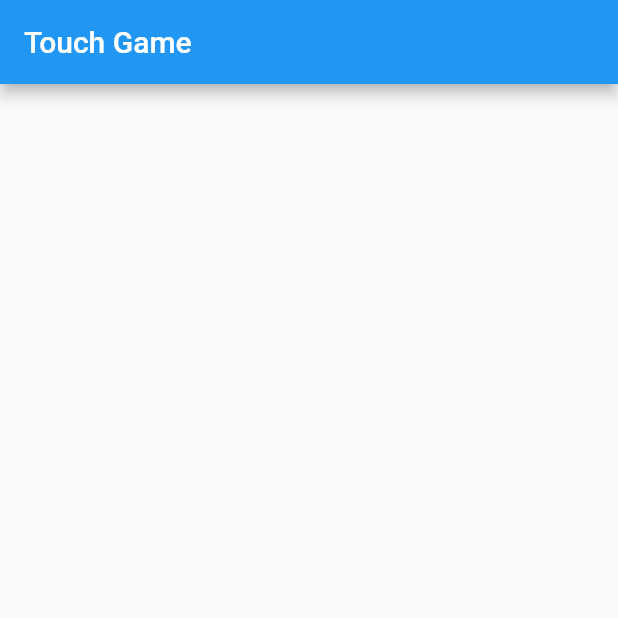
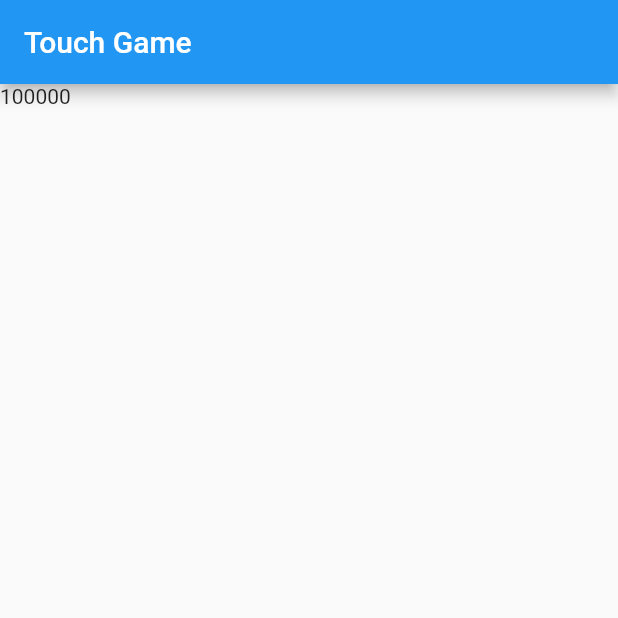
Before and after one commit to B-KJS26/Flutter_P, a Flutter app: the screen it shows after launch, on a phone screen of 412 x 824 dp, the top half of it. Run offline on Flutter 3.47's test engine with Material 2 defaults, Android fonts, the phone set to English and light mode, and no system bars; our stand-ins replace carousel_slider, flutter_native_splash, flutter_screenutil, flutter_spinkit, flutter_svg, salomon_bottom_bar; missing offline and left inert: kakao_flutter_sdk, kakao_flutter_sdk_common, kakao_flutter_sdk_user.

Commit message:
ADD : TouchGame 변수 / 클릭 이벤트

```diff
--- a/touchgame/lib/main.dart
+++ b/touchgame/lib/main.dart
@@ -20,30 +20,25 @@ class Touchgame extends StatelessWidget {
 
 class Mainpages extends StatefulWidget {
   const Mainpages({super.key, required this.title});
-
-  // This widget is the home page of your application. It is stateful, meaning
-  // that it has a State object (defined below) that contains fields that affect
-  // how it looks.
-
-  // This class is the configuration for the state. It holds the values (in this
-  // case the title) provided by the parent (in this case the App widget) and
-  // used by the build method of the State. Fields in a Widget subclass are
-  // always marked "final".
-
   final String title;
-
   @override
   State<Mainpages> createState() => _MainpagesState();
 }
 
 class _MainpagesState extends State<Mainpages> {
+  int counter = 100000;
   @override
   Widget build(BuildContext context) {
     return Scaffold(
       appBar: AppBar(
         title: Text(widget.title),
       ),
-      body: Center(
+      body: Column(
+        children: [
+          Text(
+            '$counter'
+          ),
+        ]
       ),
     );
   }
```
